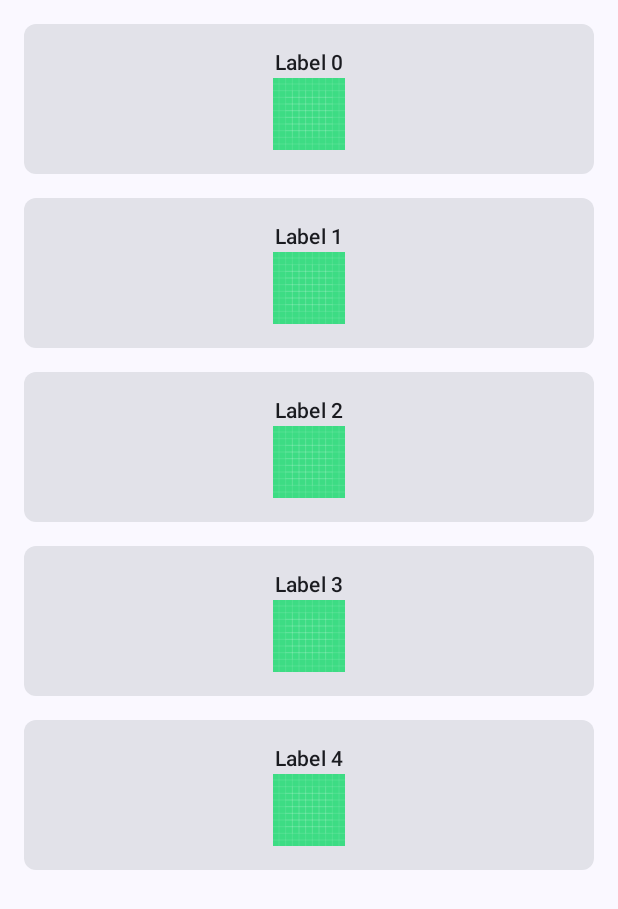
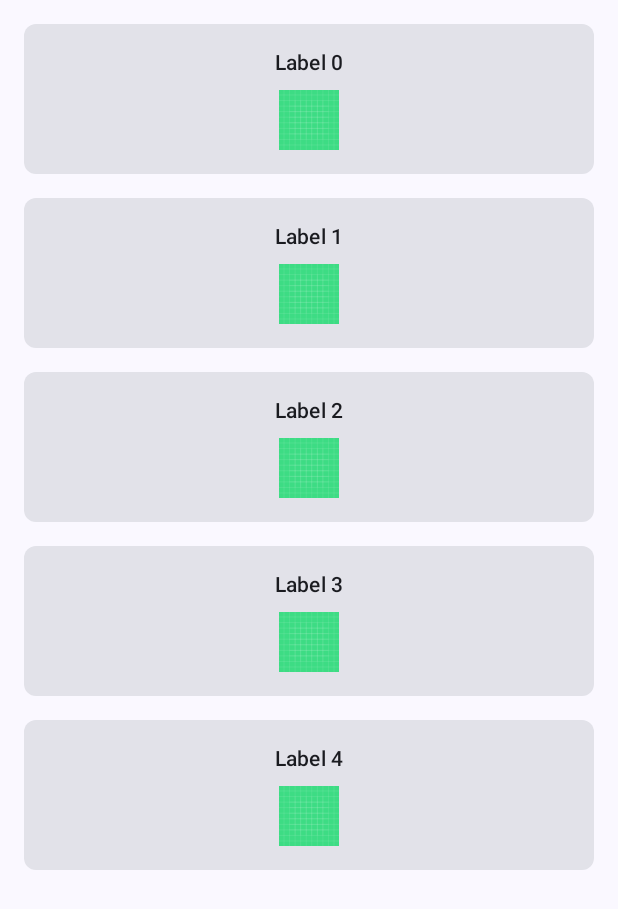
Before and after one commit to NazarMelnichuck/IPZs11_CW_3_Nazar_Melnychuk, an Android app built with Jetpack Compose: the screen it shows after launch (MainActivity), on a phone screen of 412 x 824 dp. Shown: the top 909 px of the screen. Run offline under Robolectric (Android 15) with nearby library versions, the phone set to English and light mode, and no system bars.

Commit message:
Add spaces between label, image and description

```diff
--- a/app/src/main/java/ua/edu/lntu/cw_3/MainActivity.kt
+++ b/app/src/main/java/ua/edu/lntu/cw_3/MainActivity.kt
@@ -70,6 +70,7 @@ fun CardTemplate(index: Int) {
             horizontalAlignment = Alignment.CenterHorizontally
         ) {
             Text("Label $index", style = MaterialTheme.typography.labelLarge)
+            Spacer(modifier = Modifier.height(8.dp))
             Image(
                 painter = painterResource(id = R.drawable.ic_launcher_background),
                 contentDescription = null,
@@ -78,6 +79,7 @@ fun CardTemplate(index: Int) {
                     .height(120.dp)
                     .clip(RoundedCornerShape(8.dp))
             )
+            Spacer(modifier = Modifier.height(8.dp))
             if (isActive) {
                 Text(
                     "Description $index",
```
